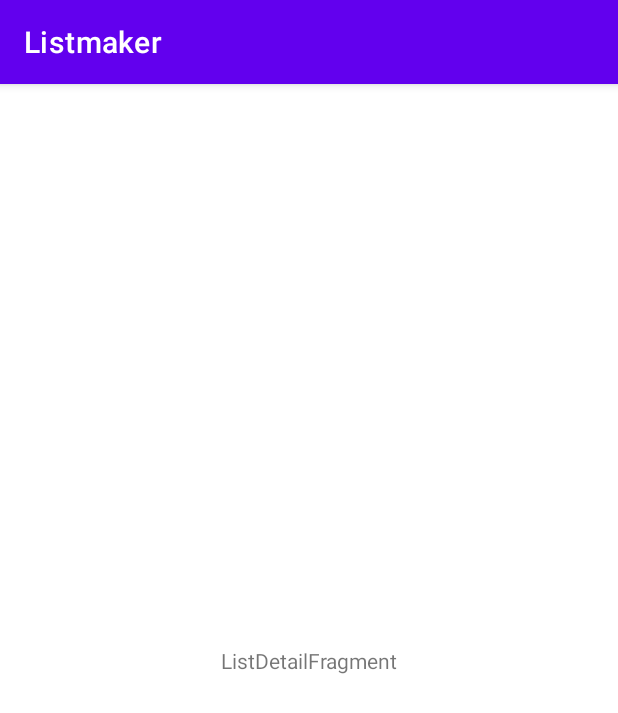
After one commit to hykerk/Listmaker, an Android app: the ListDetailActivity screen opened directly, with no data from a screen before it, on a phone screen of 412 x 824 dp. The commit adds this screen. Shown: the top 713 px of the screen. Run offline under Robolectric (Android 15) with nearby library versions, the phone set to English and light mode, and no system bars; 3 statements that could not run were skipped.

Commit message:
Chapter 9

```diff
--- a/app/src/main/AndroidManifest.xml
+++ b/app/src/main/AndroidManifest.xml
@@ -11,6 +11,7 @@
         android:supportsRtl="true"
         android:theme="@style/Theme.Listmaker"
         tools:targetApi="31">
+        <activity android:name=".ui.main.detail.ListDetailActivity"></activity>
         <activity
             android:name=".MainActivity"
             android:exported="true">
--- /dev/null
+++ b/app/src/main/java/com/raywenderlich/listmaker/ui/main/detail/ListDetailActivity.kt
@@ -0,0 +1,26 @@
+package com.raywenderlich.listmaker.ui.main.detail
+
+import androidx.appcompat.app.AppCompatActivity
+import android.os.Bundle
+import com.raywenderlich.listmaker.MainActivity
+import com.raywenderlich.listmaker.R
+import com.raywenderlich.listmaker.TaskList
+import com.raywenderlich.listmaker.ui.main.detail.detail.ListDetailFragment
+
+class ListDetailActivity : AppCompatActivity() {
+
+    lateinit var list: TaskList
+
+    override fun onCreate(savedInstanceState: Bundle?) {
+        super.onCreate(savedInstanceState)
+        setContentView(R.layout.list_detail_activity)
+        list = intent.getParcelableExtra(MainActivity.INTENT_LIST_KEY)!!
+        title = list.name
+
+        if (savedInstanceState == null) {
+            supportFragmentManager.beginTransaction()
+                .replace(R.id.container, ListDetailFragment.newInstance())
+                .commitNow()
+        }
+    }
+}
--- /dev/null
+++ b/app/src/main/java/com/raywenderlich/listmaker/ui/main/detail/detail/ListDetailFragment.kt
@@ -0,0 +1,32 @@
+package com.raywenderlich.listmaker.ui.main.detail.detail
+
+import androidx.lifecycle.ViewModelProvider
+import android.os.Bundle
+import androidx.fragment.app.Fragment
+import android.view.LayoutInflater
+import android.view.View
+import android.view.ViewGroup
+import com.raywenderlich.listmaker.R
+
+class ListDetailFragment : Fragment() {
+
+    companion object {
+        fun newInstance() = ListDetailFragment()
+    }
+
+    private lateinit var viewModel: ListDetailViewModel
+
+    override fun onActivityCreated(savedInstanceState: Bundle?) {
+        super.onActivityCreated(savedInstanceState)
+        viewModel = ViewModelProvider(requireActivity()).get(ListDetailViewModel::class.java)
+        // TODO: Use the ViewModel
+    }
+
+    override fun onCreateView(
+        inflater: LayoutInflater, container: ViewGroup?,
+        savedInstanceState: Bundle?
+    ): View {
+        return inflater.inflate(R.layout.list_detail_fragment, container, false)
+    }
+
+}
--- /dev/null
+++ b/app/src/main/java/com/raywenderlich/listmaker/ui/main/detail/detail/ListDetailViewModel.kt
@@ -0,0 +1,7 @@
+package com.raywenderlich.listmaker.ui.main.detail.detail
+
+import androidx.lifecycle.ViewModel
+
+class ListDetailViewModel : ViewModel() {
+    // TODO: Implement the ViewModel
+}
--- /dev/null
+++ b/app/src/main/res/layout/list_detail_activity.xml
@@ -0,0 +1,7 @@
+<?xml version="1.0" encoding="utf-8"?>
+<FrameLayout xmlns:android="http://schemas.android.com/apk/res/android"
+    xmlns:tools="http://schemas.android.com/tools"
+    android:id="@+id/container"
+    android:layout_width="match_parent"
+    android:layout_height="match_parent"
+    tools:context=".ListDetailActivity" />
--- /dev/null
+++ b/app/src/main/res/layout/list_detail_fragment.xml
@@ -0,0 +1,20 @@
+<?xml version="1.0" encoding="utf-8"?>
+<androidx.constraintlayout.widget.ConstraintLayout xmlns:android="http://schemas.android.com/apk/res/android"
+    xmlns:app="http://schemas.android.com/apk/res-auto"
+    xmlns:tools="http://schemas.android.com/tools"
+    android:id="@+id/list_detail"
+    android:layout_width="match_parent"
+    android:layout_height="match_parent"
+    tools:context=".ui.detail.ListDetailFragment">
+
+    <TextView
+        android:id="@+id/message"
+        android:layout_width="wrap_content"
+        android:layout_height="wrap_content"
+        android:text="ListDetailFragment"
+        app:layout_constraintBottom_toBottomOf="parent"
+        app:layout_constraintEnd_toEndOf="parent"
+        app:layout_constraintStart_toStartOf="parent"
+        app:layout_constraintTop_toTopOf="parent" />
+
+</androidx.constraintlayout.widget.ConstraintLayout>
```
Also changed, not shown: app/src/main/java/com/raywenderlich/listmaker/MainActivity.kt (+22 -3 lines), app/src/main/java/com/raywenderlich/listmaker/TaskList.kt (+17 -1 lines), app/src/main/java/com/raywenderlich/listmaker/ui/main/ListSelectionRecyclerViewAdapter.kt (+7 -3 lines), app/src/main/java/com/raywenderlich/listmaker/ui/main/MainFragment.kt (+13 -3 lines).
